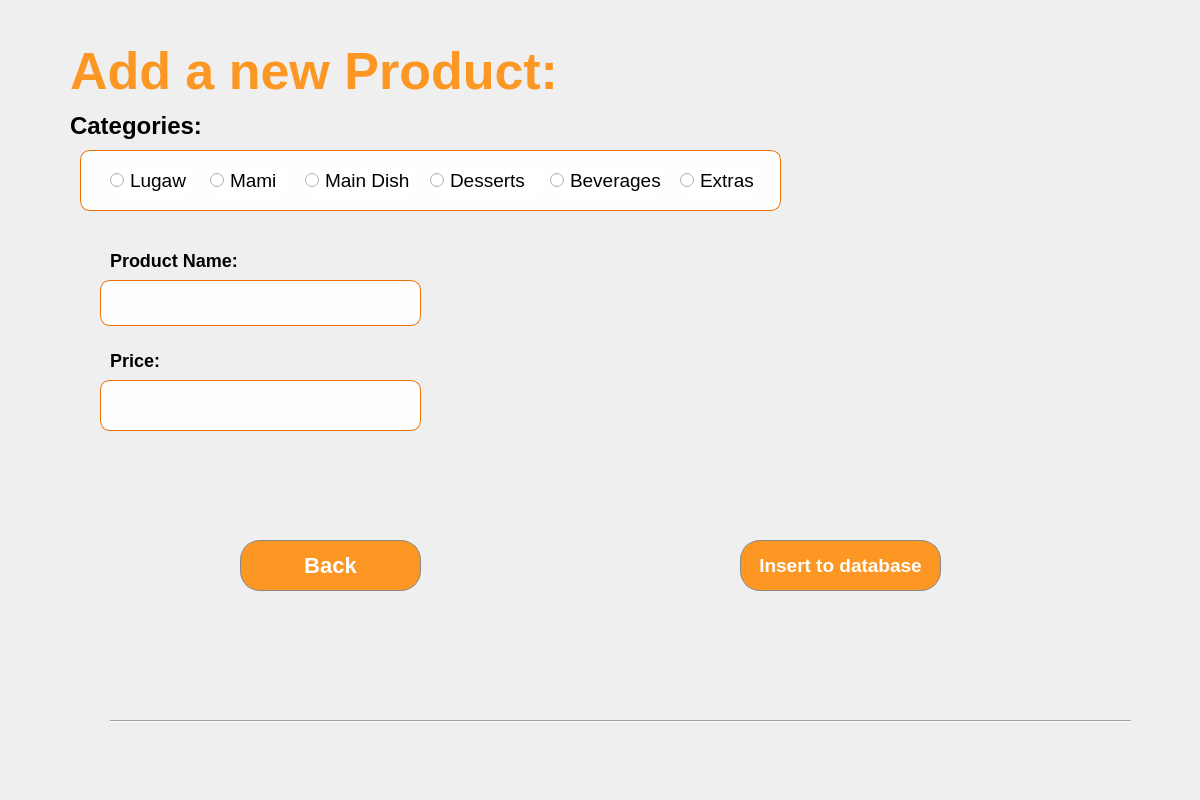
Above: ProjectApp/ui/add_new_product.ui from Patatims/CCSFEN2_Project before the change. Below: the same form after it.
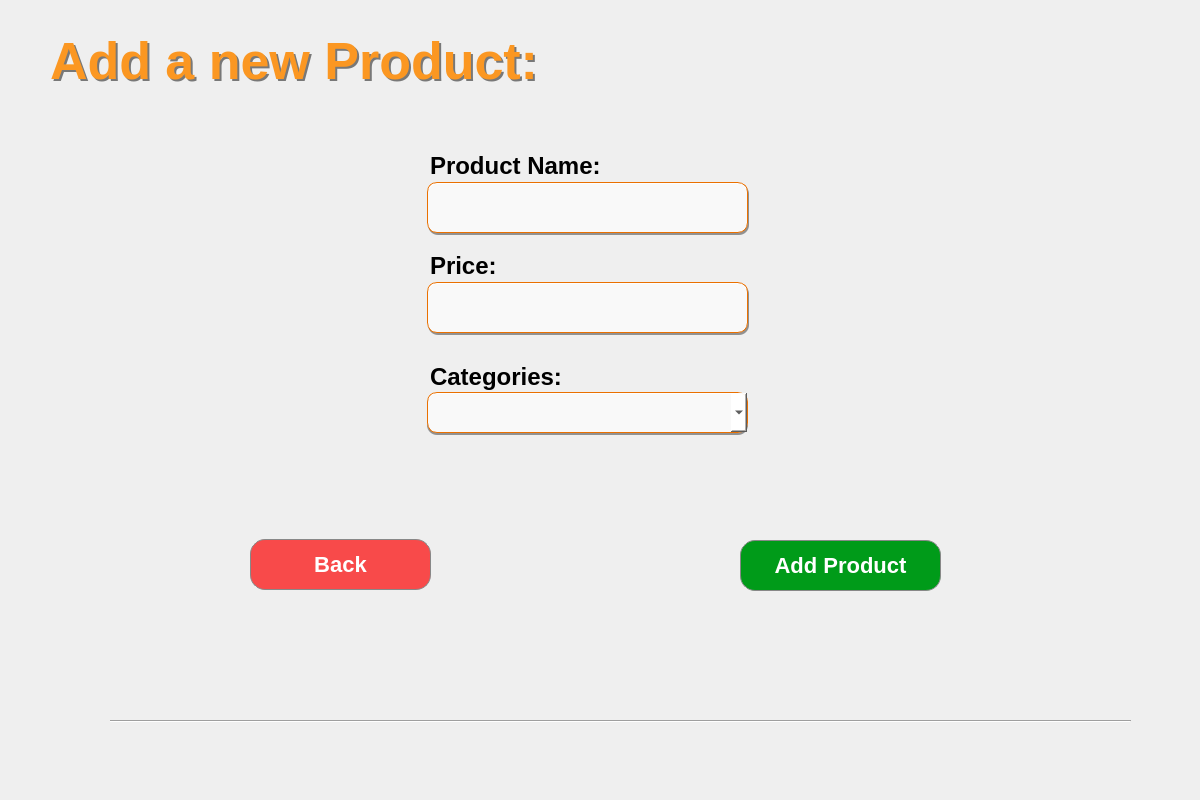
That is the form after the change. Icons and pictures are not drawn.

```diff
--- a/ProjectApp/ui/add_new_product.ui
+++ b/ProjectApp/ui/add_new_product.ui
@@ -31,8 +31,8 @@
    <widget class="QLabel" name="label">
     <property name="geometry">
      <rect>
-      <x>70</x>
-      <y>30</y>
+      <x>50</x>
+      <y>20</y>
       <width>521</width>
       <height>81</height>
      </rect>
@@ -57,14 +57,16 @@
    <widget class="QLabel" name="error">
     <property name="geometry">
      <rect>
-      <x>220</x>
-      <y>470</y>
-      <width>431</width>
-      <height>21</height>
+      <x>432</x>
+      <y>440</y>
+      <width>421</width>
+      <height>31</height>
      </rect>
     </property>
     <property name="styleSheet">
-     <string notr="true">font: 11pt &quot;MS Shell Dlg 2&quot;;
+     <string notr="true">font-family:'Roboto';
+font-size:19px;
+font-weight:400;
 color: rgb(255, 0, 0);</string>
     </property>
     <property name="text">
@@ -74,8 +76,8 @@
    <widget class="QPushButton" name="backbtn">
     <property name="geometry">
      <rect>
-      <x>240</x>
-      <y>540</y>
+      <x>250</x>
+      <y>539</y>
       <width>181</width>
       <height>51</height>
      </rect>
@@ -83,9 +85,9 @@
     <property name="styleSheet">
      <string notr="true">QPushButton{
 	color: #FFFFFF;
-    background-color: #FB9722;
+    background-color: #F84A4A;
     border: 1px solid #888888;
-    border-radius: 20px;
+    border-radius: 15px;
 	font-family: 'Inter';
     font-size: 22px;
     font-weight: 500;
@@ -114,11 +116,11 @@
     <property name="styleSheet">
      <string notr="true">QPushButton{
 	color: #FFFFFF;
-    background-color: #FB9722;
+    background-color: #009B19;
     border: 1px solid #888888;
-    border-radius: 20px;
+    border-radius: 15px;
 	font-family: 'Inter';
-    font-size: 19px;
+    font-size: 22px;
     font-weight: 500;
 }
 QPushButton:hover {
@@ -130,26 +132,26 @@
 }</string>
     </property>
     <property name="text">
-     <string>Insert to database</string>
+     <string>Add Product</string>
     </property>
    </widget>
    <widget class="QLineEdit" name="pricefield">
     <property name="geometry">
      <rect>
-      <x>100</x>
-      <y>380</y>
+      <x>427</x>
+      <y>282</y>
       <width>321</width>
       <height>51</height>
      </rect>
     </property>
     <property name="styleSheet">
      <string notr="true">QLineEdit{
-	padding-left: 25px;
+	padding-left: 20px;
     border-radius: 10px;
     border: 1px solid rgb(234, 112, 0);  
     background-color: rgba(255, 255, 255, 240);
     font-family: 'Roboto';
-	font-size: 17px;
+	font-size: 22px;
 	font-weight: 400;
 }
 
@@ -159,9 +161,9 @@
    <widget class="QLabel" name="label_3">
     <property name="geometry">
      <rect>
-      <x>110</x>
-      <y>250</y>
-      <width>141</width>
+      <x>430</x>
+      <y>155</y>
+      <width>201</width>
       <height>21</height>
      </rect>
     </property>
@@ -169,7 +171,7 @@
      <string notr="true">QLabel{
     color: #000000;
     font-family: 'Inter';
-    font-size: 18px;
+     font-size: 24px;
     font-weight: 500;
 }</string>
     </property>
@@ -180,9 +182,9 @@
    <widget class="QLabel" name="label_4">
     <property name="geometry">
      <rect>
-      <x>110</x>
-      <y>350</y>
-      <width>71</width>
+      <x>430</x>
+      <y>255</y>
+      <width>101</width>
       <height>21</height>
      </rect>
     </property>
@@ -190,7 +192,7 @@
      <string notr="true">QLabel{
     color: #000000;
     font-family: 'Inter';
-    font-size: 18px;
+    font-size: 24px;
     font-weight: 500;
 }</string>
     </property>
@@ -198,149 +200,12 @@
      <string>Price:</string>
     </property>
    </widget>
-   <widget class="QGroupBox" name="groupBox">
-    <property name="geometry">
-     <rect>
-      <x>80</x>
-      <y>150</y>
-      <width>701</width>
-      <height>61</height>
-     </rect>
-    </property>
-    <property name="styleSheet">
-     <string notr="true">border-radius: 10px;
-border: 1px solid rgb(234, 112, 0);  
-background-color: rgba(255, 255, 255, 240);
-font-family: 'Roboto';
-font-size: 17px;
-font-weight: 400;
-
-</string>
-    </property>
-    <property name="title">
-     <string/>
-    </property>
-    <widget class="QRadioButton" name="lugawbtn">
-     <property name="geometry">
-      <rect>
-       <x>30</x>
-       <y>15</y>
-       <width>81</width>
-       <height>31</height>
-      </rect>
-     </property>
-     <property name="styleSheet">
-      <string notr="true">font-family:&quot;Roboto&quot;;
-font-size:19px;
-font-weight: 400;
-border:none;</string>
-     </property>
-     <property name="text">
-      <string>Lugaw</string>
-     </property>
-    </widget>
-    <widget class="QRadioButton" name="mamibtn">
-     <property name="geometry">
-      <rect>
-       <x>130</x>
-       <y>15</y>
-       <width>81</width>
-       <height>31</height>
-      </rect>
-     </property>
-     <property name="styleSheet">
-      <string notr="true">font-family:&quot;Roboto&quot;;
-font-size:19px;
-font-weight: 400;
-border:none;</string>
-     </property>
-     <property name="text">
-      <string>Mami</string>
-     </property>
-    </widget>
-    <widget class="QRadioButton" name="maindishbtn">
-     <property name="geometry">
-      <rect>
-       <x>225</x>
-       <y>15</y>
-       <width>111</width>
-       <height>31</height>
-      </rect>
-     </property>
-     <property name="styleSheet">
-      <string notr="true">font-family:&quot;Roboto&quot;;
-font-size:19px;
-font-weight: 400;
-border:none;</string>
-     </property>
-     <property name="text">
-      <string>Main Dish</string>
-     </property>
-    </widget>
-    <widget class="QRadioButton" name="dessertsbtn">
-     <property name="geometry">
-      <rect>
-       <x>350</x>
-       <y>15</y>
-       <width>111</width>
-       <height>31</height>
-      </rect>
-     </property>
-     <property name="styleSheet">
-      <string notr="true">font-family:&quot;Roboto&quot;;
-font-size:19px;
-font-weight: 400;
-border:none;</string>
-     </property>
-     <property name="text">
-      <string>Desserts</string>
-     </property>
-    </widget>
-    <widget class="QRadioButton" name="beveragesbtn">
-     <property name="geometry">
-      <rect>
-       <x>470</x>
-       <y>15</y>
-       <width>111</width>
-       <height>31</height>
-      </rect>
-     </property>
-     <property name="styleSheet">
-      <string notr="true">font-family:&quot;Roboto&quot;;
-font-size:19px;
-font-weight: 400;
-border:none;</string>
-     </property>
-     <property name="text">
-      <string>Beverages</string>
-     </property>
-    </widget>
-    <widget class="QRadioButton" name="extrasbtn">
-     <property name="geometry">
-      <rect>
-       <x>600</x>
-       <y>15</y>
-       <width>81</width>
-       <height>31</height>
-      </rect>
-     </property>
-     <property name="styleSheet">
-      <string notr="true">font-family:&quot;Roboto&quot;;
-font-size:19px;
-font-weight: 400;
-border:none;</string>
-     </property>
-     <property name="text">
-      <string>Extras</string>
-     </property>
-    </widget>
-   </widget>
    <widget class="QLabel" name="label_7">
     <property name="geometry">
      <rect>
-      <x>70</x>
-      <y>110</y>
-      <width>141</width>
+      <x>430</x>
+      <y>361</y>
+      <width>161</width>
       <height>31</height>
      </rect>
     </property>
@@ -359,20 +224,20 @@
    <widget class="QLineEdit" name="pnamefield">
     <property name="geometry">
      <rect>
-      <x>100</x>
-      <y>280</y>
+      <x>427</x>
+      <y>182</y>
       <width>321</width>
-      <height>46</height>
+      <height>51</height>
      </rect>
     </property>
     <property name="styleSheet">
      <string notr="true">QLineEdit{
-	padding-left: 25px;
+	padding-left: 20px;
     border-radius: 10px;
     border: 1px solid rgb(234, 112, 0);  
     background-color: rgba(255, 255, 255, 240);
     font-family: 'Roboto';
-	font-size: 17px;
+	font-size: 22px;
 	font-weight: 400;
 }
 </string>
@@ -407,6 +272,151 @@
      <enum>Qt::Horizontal</enum>
     </property>
    </widget>
+   <widget class="QComboBox" name="categoryComboBox">
+    <property name="geometry">
+     <rect>
+      <x>427</x>
+      <y>392</y>
+      <width>321</width>
+      <height>41</height>
+     </rect>
+    </property>
+    <property name="styleSheet">
+     <string notr="true">
+	padding-left: 10px;
+    border-radius: 10px;
+    border: 1px solid rgb(234, 112, 0);  
+    background-color: rgba(255, 255, 255, 240);
+    font-family: 'Roboto';
+	font-size: 18px;
+	font-weight: 400;
+
+</string>
+    </property>
+   </widget>
+   <widget class="QLabel" name="label_2">
+    <property name="geometry">
+     <rect>
+      <x>52</x>
+      <y>22</y>
+      <width>521</width>
+      <height>81</height>
+     </rect>
+    </property>
+    <property name="layoutDirection">
+     <enum>Qt::LeftToRight</enum>
+    </property>
+    <property name="styleSheet">
+     <string notr="true">color: rgba(0, 0, 0, 0.5);
+font-family:&quot;Inter&quot;;
+font-size:52px;
+font-weight:500;
+</string>
+    </property>
+    <property name="text">
+     <string>Add a new Product:</string>
+    </property>
+    <property name="wordWrap">
+     <bool>true</bool>
+    </property>
+   </widget>
+   <widget class="QLabel" name="label_5">
+    <property name="geometry">
+     <rect>
+      <x>428</x>
+      <y>184</y>
+      <width>321</width>
+      <height>51</height>
+     </rect>
+    </property>
+    <property name="styleSheet">
+     <string notr="true">    border-radius: 10px;
+    background-color: rgba(0, 0, 0, 100);
+</string>
+    </property>
+    <property name="text">
+     <string/>
+    </property>
+   </widget>
+   <widget class="QLabel" name="label_6">
+    <property name="geometry">
+     <rect>
+      <x>428</x>
+      <y>284</y>
+      <width>321</width>
+      <height>51</height>
+     </rect>
+    </property>
+    <property name="styleSheet">
+     <string notr="true">    border-radius: 10px;
+    background-color: rgba(0, 0, 0, 100);
+</string>
+    </property>
+    <property name="text">
+     <string/>
+    </property>
+   </widget>
+   <widget class="QLabel" name="label_8">
+    <property name="geometry">
+     <rect>
+      <x>427</x>
+      <y>394</y>
+      <width>321</width>
+      <height>41</height>
+     </rect>
+    </property>
+    <property name="styleSheet">
+     <string notr="true">    border-radius: 10px;
+    background-color: rgba(0, 0, 0, 100);
+</string>
+    </property>
+    <property name="text">
+     <string/>
+    </property>
+   </widget>
+   <widget class="QLabel" name="newproductIMG">
+    <property name="geometry">
+     <rect>
+      <x>1020</x>
+      <y>10</y>
+      <width>161</width>
+      <height>161</height>
+     </rect>
+    </property>
+    <property name="styleSheet">
+     <string notr="true">QLabel{
+    color: #000000;
+    font-family: 'Inter';
+    font-size: 24px;
+    font-weight: 500;
+}</string>
+    </property>
+    <property name="text">
+     <string/>
+    </property>
+    <property name="pixmap">
+     <pixmap resource="../resource.qrc">:/icon/icons/newfood.png</pixmap>
+    </property>
+    <property name="scaledContents">
+     <bool>true</bool>
+    </property>
+   </widget>
+   <zorder>error</zorder>
+   <zorder>backbtn</zorder>
+   <zorder>insertbtn</zorder>
+   <zorder>label_3</zorder>
+   <zorder>label_4</zorder>
+   <zorder>label_7</zorder>
+   <zorder>navline</zorder>
+   <zorder>label_2</zorder>
+   <zorder>label</zorder>
+   <zorder>label_5</zorder>
+   <zorder>pnamefield</zorder>
+   <zorder>label_6</zorder>
+   <zorder>label_8</zorder>
+   <zorder>categoryComboBox</zorder>
+   <zorder>pricefield</zorder>
+   <zorder>newproductIMG</zorder>
   </widget>
  </widget>
  <resources/>
```
Left out of the diff: 13 changed lines with no effect on the pictures.
